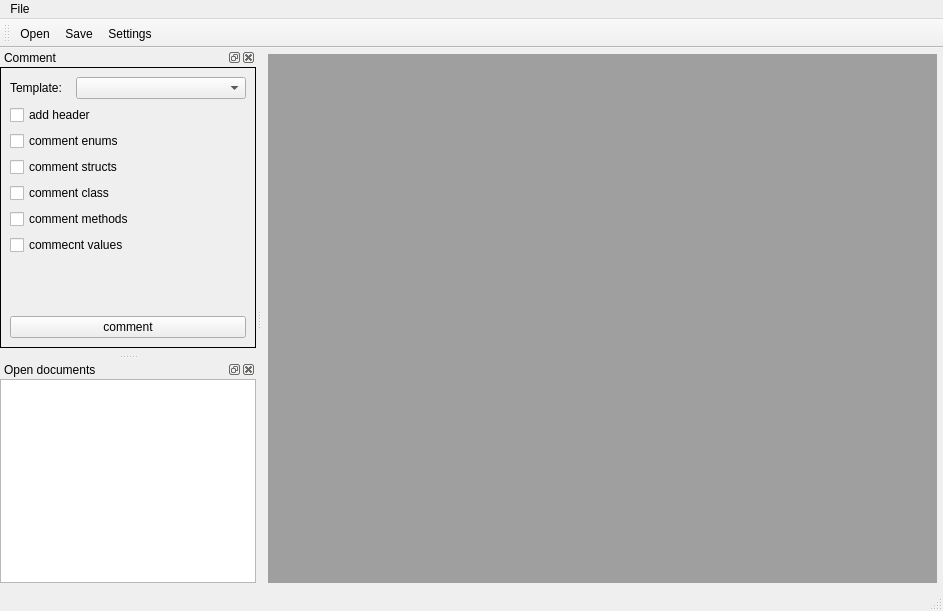
Before: the Qt Designer form mainwindow.ui in michaelsammer/DoxyMaker, drawn with Qt 5.
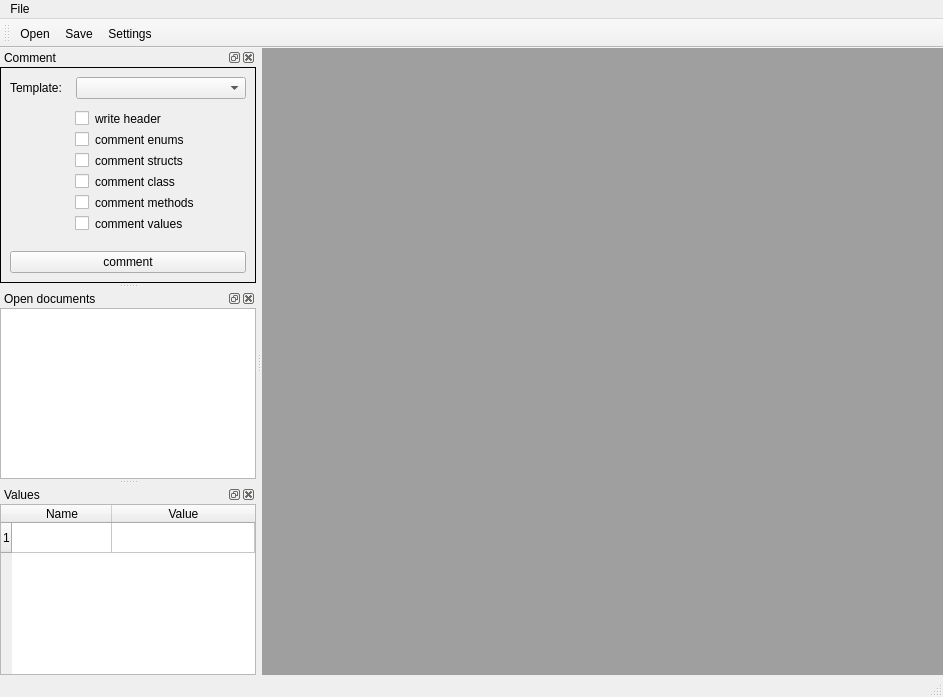
After: the same form once the commit is applied. Icons and pictures are not drawn.

Commit message: added Values and Settings

Diff of the .ui file:
```diff
--- a/mainwindow.ui
+++ b/mainwindow.ui
@@ -7,7 +7,7 @@
     <x>0</x>
     <y>0</y>
     <width>943</width>
-    <height>611</height>
+    <height>697</height>
    </rect>
   </property>
   <property name="windowTitle">
@@ -15,17 +15,20 @@
   </property>
   <widget class="QWidget" name="centralWidget">
    <layout class="QVBoxLayout" name="verticalLayout">
+    <property name="spacing">
+     <number>6</number>
+    </property>
     <property name="leftMargin">
-     <number>6</number>
+     <number>0</number>
     </property>
     <property name="topMargin">
-     <number>6</number>
+     <number>0</number>
     </property>
     <property name="rightMargin">
-     <number>6</number>
+     <number>0</number>
     </property>
     <property name="bottomMargin">
-     <number>6</number>
+     <number>0</number>
     </property>
     <item>
      <widget class="QMdiArea" name="mdiArea">
@@ -103,7 +106,7 @@
       <number>0</number>
      </property>
      <property name="bottomMargin">
-      <number>6</number>
+      <number>0</number>
      </property>
      <item>
       <widget class="QFrame" name="frame">
@@ -139,7 +142,7 @@
             <number>0</number>
            </property>
            <property name="bottomMargin">
-            <number>0</number>
+            <number>6</number>
            </property>
            <item>
             <widget class="QLabel" name="label">
@@ -165,44 +168,62 @@
          </widget>
         </item>
         <item>
-         <widget class="QCheckBox" name="checkBox">
+         <widget class="QCheckBox" name="chkHeader">
+          <property name="styleSheet">
+           <string notr="true">margin-left: 65px;</string>
+          </property>
           <property name="text">
-           <string>add header</string>
+           <string>write header</string>
           </property>
          </widget>
         </item>
         <item>
-         <widget class="QCheckBox" name="checkBox_4">
+         <widget class="QCheckBox" name="chkEnums">
+          <property name="styleSheet">
+           <string notr="true">margin-left: 65px;</string>
+          </property>
           <property name="text">
            <string>comment enums</string>
           </property>
          </widget>
         </item>
         <item>
-         <widget class="QCheckBox" name="checkBox_3">
+         <widget class="QCheckBox" name="chkStructs">
+          <property name="styleSheet">
+           <string notr="true">margin-left: 65px;</string>
+          </property>
           <property name="text">
            <string>comment structs</string>
           </property>
          </widget>
         </item>
         <item>
-         <widget class="QCheckBox" name="checkBox_2">
+         <widget class="QCheckBox" name="chkClasses">
+          <property name="styleSheet">
+           <string notr="true">margin-left: 65px;</string>
+          </property>
           <property name="text">
            <string>comment class</string>
           </property>
          </widget>
         </item>
         <item>
-         <widget class="QCheckBox" name="checkBox_5">
+         <widget class="QCheckBox" name="chkMethods">
+          <property name="styleSheet">
+           <string notr="true">margin-left: 65px;</string>
+          </property>
           <property name="text">
            <string>comment methods</string>
           </property>
          </widget>
         </item>
         <item>
-         <widget class="QCheckBox" name="checkBox_6">
+         <widget class="QCheckBox" name="chkValues">
+          <property name="styleSheet">
+           <string notr="true">margin-left: 65px;</string>
+          </property>
           <property name="text">
-           <string>commecnt values</string>
+           <string>comment values</string>
           </property>
          </widget>
         </item>
@@ -251,7 +272,7 @@
       <number>0</number>
      </property>
      <property name="bottomMargin">
-      <number>6</number>
+      <number>0</number>
      </property>
      <item>
       <widget class="QListWidget" name="lstDocs"/>
@@ -259,6 +280,66 @@
     </layout>
    </widget>
   </widget>
+  <widget class="QDockWidget" name="dkwValues">
+   <property name="windowTitle">
+    <string>Values</string>
+   </property>
+   <attribute name="dockWidgetArea">
+    <number>1</number>
+   </attribute>
+   <widget class="QWidget" name="dockWidgetContents_3">
+    <layout class="QVBoxLayout" name="verticalLayout_5">
+     <property name="leftMargin">
+      <number>0</number>
+     </property>
+     <property name="topMargin">
+      <number>0</number>
+     </property>
+     <property name="rightMargin">
+      <number>0</number>
+     </property>
+     <property name="bottomMargin">
+      <number>0</number>
+     </property>
+     <item>
+      <widget class="QTableWidget" name="tblValues">
+       <property name="editTriggers">
+        <set>QAbstractItemView::CurrentChanged|QAbstractItemView::DoubleClicked</set>
+       </property>
+       <property name="rowCount">
+        <number>1</number>
+       </property>
+       <attribute name="horizontalHeaderDefaultSectionSize">
+        <number>100</number>
+       </attribute>
+       <attribute name="horizontalHeaderMinimumSectionSize">
+        <number>31</number>
+       </attribute>
+       <attribute name="horizontalHeaderStretchLastSection">
+        <bool>true</bool>
+       </attribute>
+       <attribute name="verticalHeaderDefaultSectionSize">
+        <number>30</number>
+       </attribute>
+       <attribute name="verticalHeaderMinimumSectionSize">
+        <number>23</number>
+       </attribute>
+       <row/>
+       <column>
+        <property name="text">
+         <string>Name</string>
+        </property>
+       </column>
+       <column>
+        <property name="text">
+         <string>Value</string>
+        </property>
+       </column>
+      </widget>
+     </item>
+    </layout>
+   </widget>
+  </widget>
   <action name="actionOpen">
    <property name="icon">
     <iconset resource="res.qrc">
```
Left out of the diff: 19 changed lines with no effect on the pictures. The commit also changes 26 other files.
